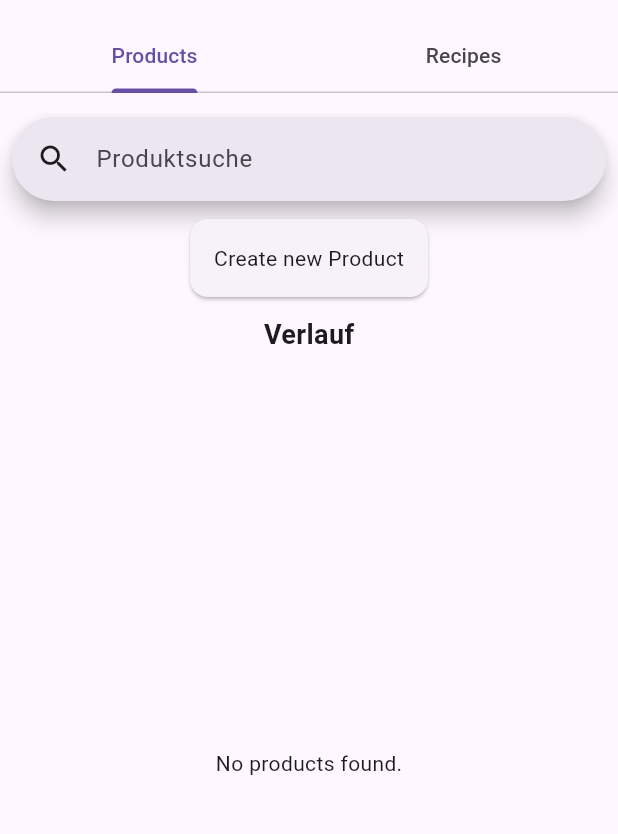
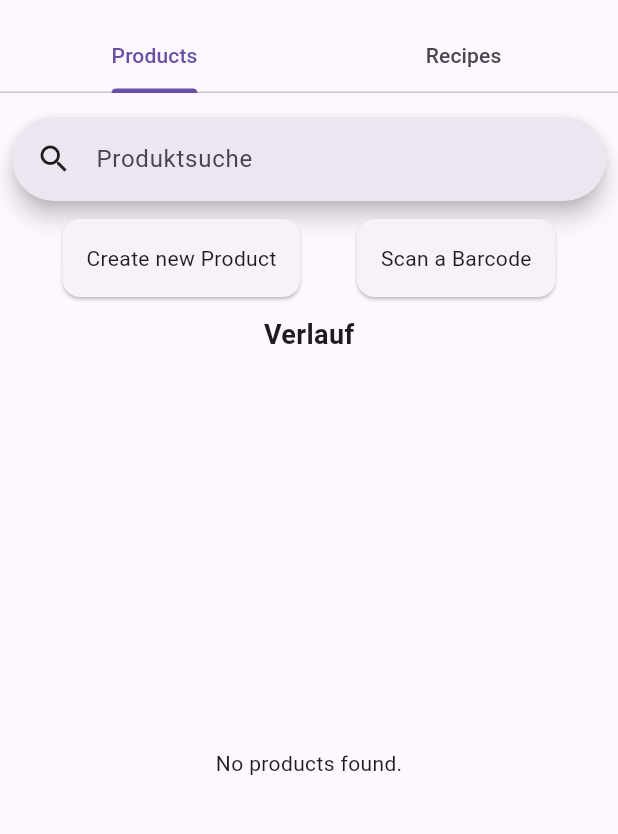
Before and after one commit to Looby72/food_tracker, a Flutter app: the screen it shows after launch, after a tap on the "add" icon, on a phone screen of 412 x 824 dp, the part 63-897 px from its top. Run offline on Flutter 3.47's test engine with Material 3 defaults, Android fonts, the phone set to English and light mode, and no system bars; our stand-ins replace shared_preferences; missing offline and left inert: barcode_scan2, openfoodfacts; generated files the repository leaves out were written again.

Commit message:
add a barcode scanner widget

```diff
--- a/lib/app.dart
+++ b/lib/app.dart
@@ -9,6 +9,7 @@ import 'controllers/settings_controller.dart';
 import 'controllers/nutrient_goal_controller.dart';
 import 'data/internal_product.dart';
 import 'data/routes.dart';
+import 'ui/screens/barcode_scan_screen.dart';
 import 'ui/screens/home_screen.dart';
 import 'ui/screens/product_detail_screen.dart';
 import 'ui/screens/settings_screen.dart';
@@ -84,6 +85,7 @@ class MyApp extends StatelessWidget {
               Routes.dailyFood: (context) => const DailyFoodScreen(),
               Routes.addFood: (context) => const AddFoodScreen(),
               Routes.createProduct: (context) => const CreateProductScreen(),
+              Routes.barcodeScan: (context) => const BarcodeScanScreen(),
             },
           ),
         );
--- a/lib/data/routes.dart
+++ b/lib/data/routes.dart
@@ -5,4 +5,6 @@ class Routes {
   static const String dailyFood = '/dailyFood';
   static const String addFood = '/addFood';
   static const String createProduct = '/createProduct';
+  static const String createRecipe = '/createRecipe';
+  static const String barcodeScan = '/barcodeScan';
 }
--- a/lib/ui/screens/add_food_screen.dart
+++ b/lib/ui/screens/add_food_screen.dart
@@ -46,6 +46,17 @@ class AddFoodScreen extends StatelessWidget {
                           ),
                         ),
                       ),
+                      Card(
+                        child: InkWell(
+                          onTap: () {
+                            Navigator.pushNamed(context, Routes.barcodeScan);
+                          },
+                          child: const Padding(
+                            padding: EdgeInsets.all(16.0),
+                            child: Text('Scan a Barcode'),
+                          ),
+                        ),
+                      ),
                     ],
                   ),
                 ),
--- a/pubspec.yaml
+++ b/pubspec.yaml
@@ -10,6 +10,7 @@ environment:
   sdk: '>=3.4.4 <4.0.0'
 
 dependencies:
+  barcode_scan2: ^4.3.3
   flutter:
     sdk: flutter
   flutter_launcher_icons: ^0.14.1
```
Also changed, not shown: lib/ui/screens/barcode_scan_screen.dart (added, +18 -0 lines), lib/ui/widgets/barcode_scanner_widget.dart (added, +71 -0 lines), pubspec.lock, 2 other files.
